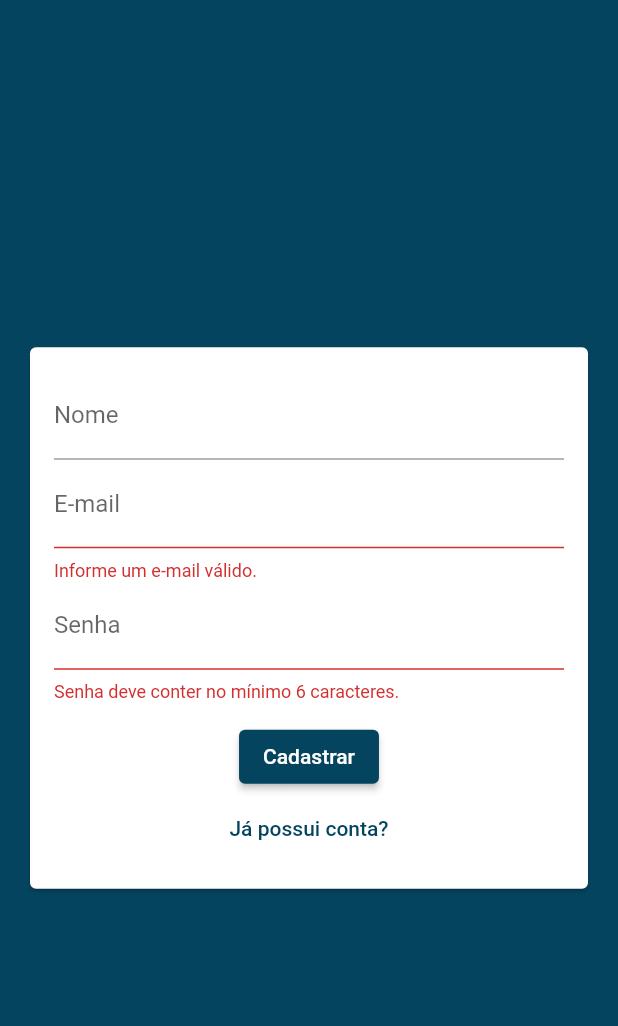
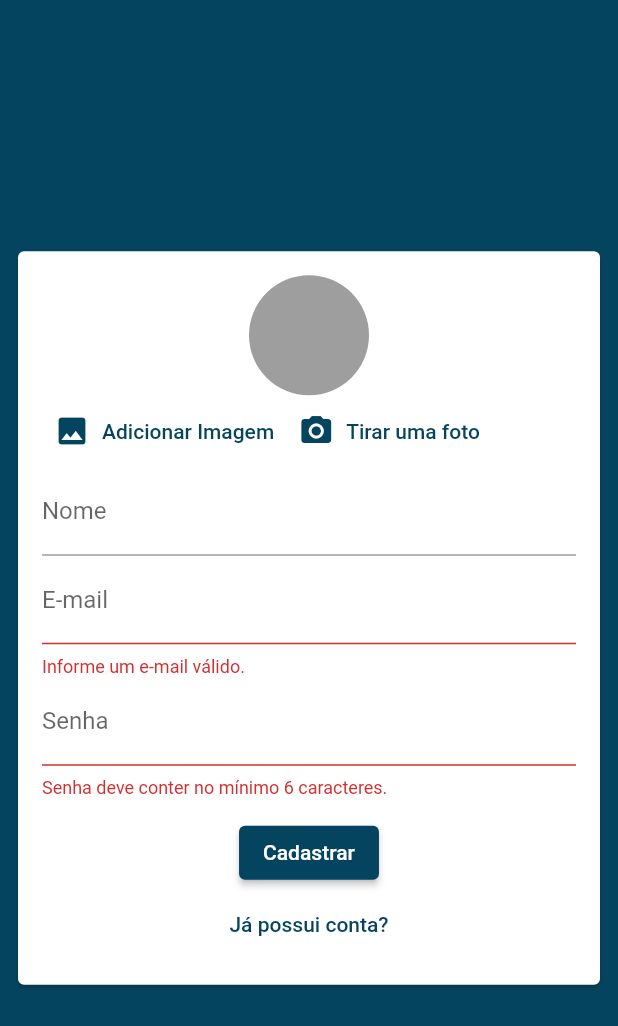
Before and after one commit to marcosmanto/chat_flutter_coder, a Flutter app: the screen it shows after launch, after a tap on "Entrar", after a tap on "Criar uma nova conta", on a phone screen of 412 x 824 dp. Shown: the top 1026 px of the screen. Run offline on Flutter 3.47's test engine with Material 2 defaults, Android fonts, the light colour scheme and no system bars; our stand-ins replace image_picker.

Commit message:
Created user signup image picker component.

```diff
--- a/lib/components/auth_form.dart
+++ b/lib/components/auth_form.dart
@@ -1,3 +1,6 @@
+import 'dart:io';
+
+import 'package:chat_flutter_coder/components/user_image_picker.dart';
 import 'package:chat_flutter_coder/models/auth_form_data.dart';
 import 'package:flutter/material.dart';
 
@@ -14,19 +17,31 @@ class _AuthFormState extends State<AuthForm> {
   final _formKey = GlobalKey<FormState>();
   final _formData = AuthFormData();
 
+  void _handleImagePick(File image) {
+    _formData.image = image;
+  }
+
+  void _showError(String msg) {
+    ScaffoldMessenger.of(context).showSnackBar(SnackBar(
+      content: Text(msg),
+      duration: const Duration(seconds: 4),
+      action: SnackBarAction(
+        label: 'FECHAR',
+        onPressed: () => ScaffoldMessenger.of(context).hideCurrentSnackBar(),
+      ),
+    ));
+  }
+
   void _submit() {
     final isValid = _formKey.currentState?.validate() ?? false;
     if (!isValid) {
-      ScaffoldMessenger.of(context).showSnackBar(SnackBar(
-        content: const Text(
-            'Preencha corretamente os campos com erro indicado em vermelho para prosseguir.'),
-        duration: const Duration(seconds: 4),
-        action: SnackBarAction(
-          label: 'FECHAR',
-          onPressed: () => ScaffoldMessenger.of(context).hideCurrentSnackBar(),
-        ),
-      ));
-      return;
+      return _showError(
+          'Preencha corretamente os campos com erro indicado em vermelho para prosseguir.');
+    }
+
+    if (_formData.image == null && _formData.isSignup) {
+      return _showError(
+          'Selecione uma imagem ou avatar para concluir o cadastro.');
     }
 
     // send form data to the parent widget AuthPage
@@ -36,13 +51,15 @@ class _AuthFormState extends State<AuthForm> {
   @override
   Widget build(BuildContext context) {
     return Card(
-      margin: const EdgeInsets.all(20),
+      margin: EdgeInsets.symmetric(horizontal: _formData.isSignup ? 12 : 20),
       child: Padding(
         padding: const EdgeInsets.all(16.0),
         child: Form(
             key: _formKey,
             child: Column(
               children: [
+                if (_formData.isSignup)
+                  UserImagePicker(onImagePick: _handleImagePick),
                 if (_formData.isSignup)
                   TextFormField(
                     key: const ValueKey('name'),
--- /dev/null
+++ b/lib/components/user_image_picker.dart
@@ -0,0 +1,65 @@
+import 'dart:io';
+
+import 'package:flutter/material.dart';
+import 'package:image_picker/image_picker.dart';
+
+enum GetImageFrom { camera, gallery }
+
+class UserImagePicker extends StatefulWidget {
+  final void Function(File image) onImagePick;
+  const UserImagePicker({super.key, required this.onImagePick});
+
+  @override
+  State<UserImagePicker> createState() => _UserImagePickerState();
+}
+
+class _UserImagePickerState extends State<UserImagePicker> {
+  File? _image;
+
+  void _pickImage(GetImageFrom imageFrom) async {
+    final ImagePicker picker = ImagePicker();
+    XFile? imageFile = await picker.pickImage(
+      source: imageFrom == GetImageFrom.gallery
+          ? ImageSource.gallery
+          : ImageSource.camera,
+      imageQuality: 50,
+      maxWidth: 150,
+    );
+
+    if (imageFile == null) return;
+
+    setState(() {
+      _image = File(imageFile.path);
+    });
+
+    widget.onImagePick(_image!);
+  }
+
+  @override
+  Widget build(BuildContext context) {
+    return Column(
+      children: [
+        CircleAvatar(
+          radius: 40,
+          backgroundColor: Colors.grey,
+          backgroundImage: _image != null ? FileImage(_image!) : null,
+        ),
+        Row(
+          children: [
+            TextButton.icon(
+              onPressed: () => _pickImage(GetImageFrom.gallery),
+              icon: const Icon(Icons.image),
+              label:
+                  Text(_image == null ? 'Adicionar Imagem' : 'Alterar imagem'),
+            ),
+            TextButton.icon(
+              onPressed: () => _pickImage(GetImageFrom.camera),
+              icon: const Icon(Icons.camera_alt),
+              label: const Text('Tirar uma foto'),
+            ),
+          ],
+        )
+      ],
+    );
+  }
+}
--- a/pubspec.yaml
+++ b/pubspec.yaml
@@ -14,6 +14,7 @@ dependencies:
   # The following adds the Cupertino Icons font to your application.
   # Use with the CupertinoIcons class for iOS style icons.
   cupertino_icons: ^1.0.2
+  image_picker: ^0.8.6
 
 dev_dependencies:
   flutter_test:
```
Also changed, not shown: pubspec.lock, 1 other file.
